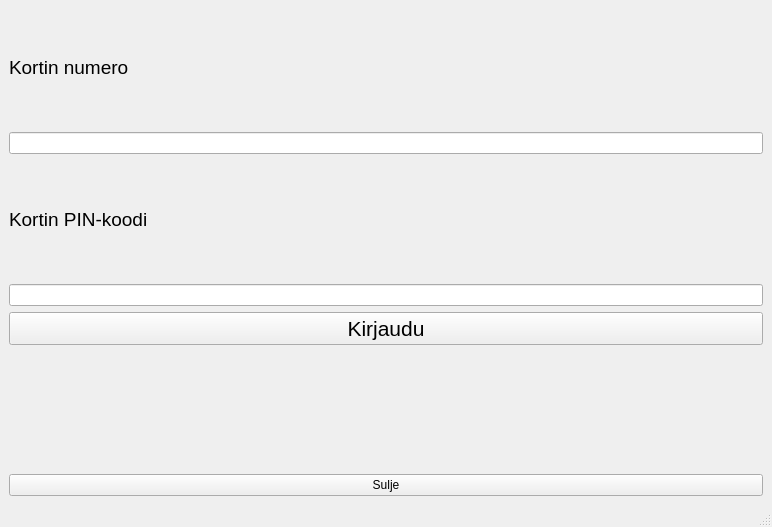
The window that frontend/mainwindow.ui (22kmo-project/group_6) describes before a commit, drawn with Qt 5.
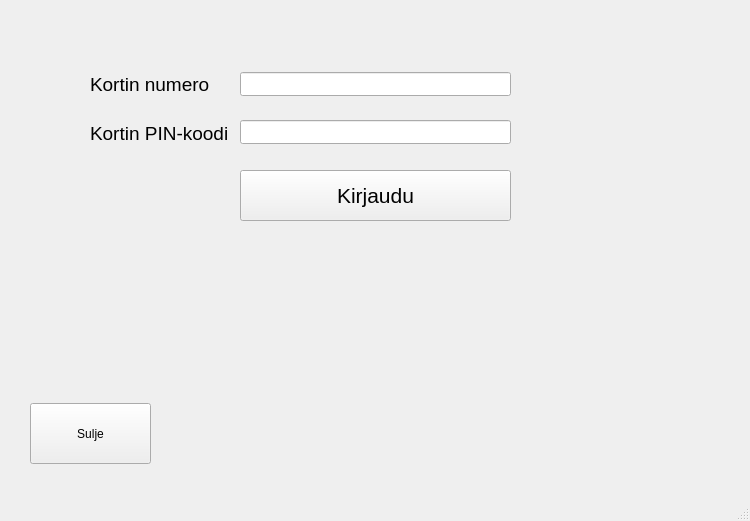
The same window after the commit.

Patch:
```diff
--- a/frontend/mainwindow.ui
+++ b/frontend/mainwindow.ui
@@ -6,17 +6,23 @@
    <rect>
     <x>0</x>
     <y>0</y>
-    <width>772</width>
-    <height>527</height>
+    <width>750</width>
+    <height>521</height>
    </rect>
   </property>
   <property name="windowTitle">
    <string>MainWindow</string>
   </property>
   <widget class="QWidget" name="centralwidget">
-   <layout class="QVBoxLayout" name="verticalLayout">
-    <item>
      <widget class="QLabel" name="label">
+    <property name="geometry">
+     <rect>
+      <x>90</x>
+      <y>71</y>
+      <width>131</width>
+      <height>26</height>
+     </rect>
+    </property>
       <property name="font">
        <font>
         <pointsize>14</pointsize>
@@ -26,31 +32,28 @@
        <string>Kortin numero</string>
       </property>
      </widget>
-    </item>
-    <item>
-     <widget class="QLineEdit" name="textIdUser"/>
-    </item>
-    <item>
-     <widget class="QLabel" name="label_2">
-      <property name="font">
-       <font>
-        <pointsize>14</pointsize>
-       </font>
-      </property>
-      <property name="text">
-       <string>Kortin PIN-koodi</string>
-      </property>
-     </widget>
-    </item>
-    <item>
      <widget class="QLineEdit" name="textcard_pin">
+    <property name="geometry">
+     <rect>
+      <x>240</x>
+      <y>120</y>
+      <width>271</width>
+      <height>24</height>
+     </rect>
+    </property>
       <property name="echoMode">
        <enum>QLineEdit::Password</enum>
       </property>
      </widget>
-    </item>
-    <item>
      <widget class="QPushButton" name="btnLogin">
+    <property name="geometry">
+     <rect>
+      <x>240</x>
+      <y>170</y>
+      <width>271</width>
+      <height>51</height>
+     </rect>
+    </property>
       <property name="font">
        <font>
         <pointsize>16</pointsize>
@@ -60,9 +63,43 @@
        <string>Kirjaudu</string>
       </property>
      </widget>
-    </item>
-    <item>
+   <widget class="QLabel" name="label_2">
+    <property name="geometry">
+     <rect>
+      <x>90</x>
+      <y>120</y>
+      <width>151</width>
+      <height>26</height>
+     </rect>
+    </property>
+    <property name="font">
+     <font>
+      <pointsize>14</pointsize>
+     </font>
+    </property>
+    <property name="text">
+     <string>Kortin PIN-koodi</string>
+    </property>
+   </widget>
+   <widget class="QLineEdit" name="textIdUser">
+    <property name="geometry">
+     <rect>
+      <x>240</x>
+      <y>72</y>
+      <width>271</width>
+      <height>24</height>
+     </rect>
+    </property>
+   </widget>
      <widget class="QLabel" name="labelInfo">
+    <property name="geometry">
+     <rect>
+      <x>110</x>
+      <y>220</y>
+      <width>451</width>
+      <height>121</height>
+     </rect>
+    </property>
       <property name="font">
        <font>
         <pointsize>14</pointsize>
@@ -72,15 +109,19 @@
        <string/>
       </property>
      </widget>
-    </item>
-    <item>
      <widget class="QPushButton" name="btnQuit">
+    <property name="geometry">
+     <rect>
+      <x>30</x>
+      <y>403</y>
+      <width>121</width>
+      <height>61</height>
+     </rect>
+    </property>
       <property name="text">
        <string>Sulje</string>
       </property>
      </widget>
-    </item>
-   </layout>
   </widget>
   <widget class="QMenuBar" name="menubar">
    <property name="geometry">
```
Left out of the diff: 2 changed lines with no effect on the pictures. Lines whose indentation alone changed are shown as unchanged.
